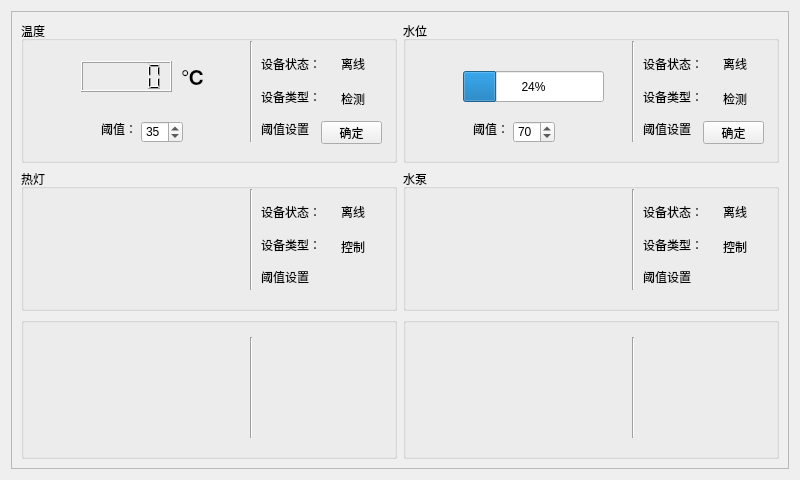
Qt form SRC/8/BYSJ-QTSrc/FishtankEMS/homeform.ui (yanganle/bysj2018) before a commit.
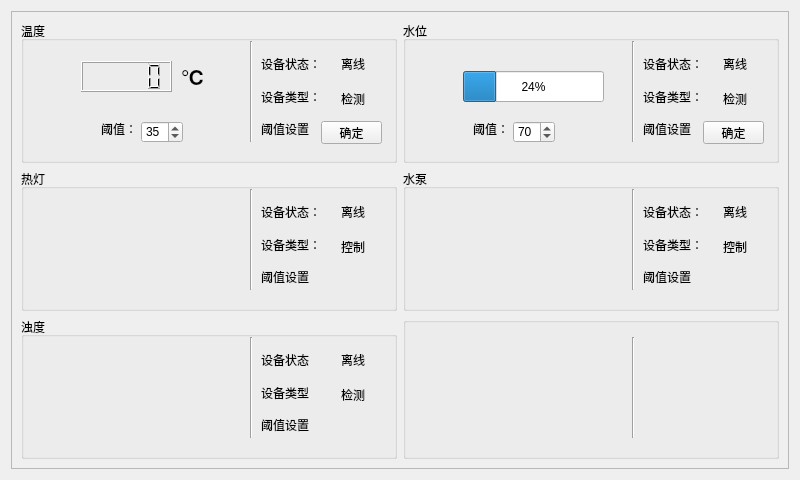
The same form after that commit.

What changed in the file:
```diff
--- a/SRC/8/BYSJ-QTSrc/FishtankEMS/homeform.ui
+++ b/SRC/8/BYSJ-QTSrc/FishtankEMS/homeform.ui
@@ -516,7 +516,7 @@
        <item row="2" column="0">
         <widget class="QGroupBox" name="groupBox_3">
          <property name="title">
-          <string/>
+          <string>浊度</string>
          </property>
          <widget class="Line" name="line_5">
           <property name="geometry">
@@ -554,7 +554,7 @@
            </rect>
           </property>
           <property name="text">
-           <string/>
+           <string>检测</string>
           </property>
          </widget>
          <widget class="QLabel" name="fanStatelabel">
@@ -567,7 +567,7 @@
            </rect>
           </property>
           <property name="text">
-           <string/>
+           <string>离线</string>
           </property>
          </widget>
          <widget class="QWidget" name="layoutWidget">
@@ -583,21 +583,21 @@
            <item>
             <widget class="QLabel" name="label_21">
              <property name="text">
-              <string/>
+              <string>设备状态</string>
              </property>
             </widget>
            </item>
            <item>
             <widget class="QLabel" name="label_22">
              <property name="text">
-              <string/>
+              <string>设备类型</string>
              </property>
             </widget>
            </item>
            <item>
             <widget class="QLabel" name="label_23">
              <property name="text">
-              <string/>
+              <string>阈值设置</string>
              </property>
             </widget>
            </item>
```
Left out of the diff: 17 changed lines with no effect on the pictures.
